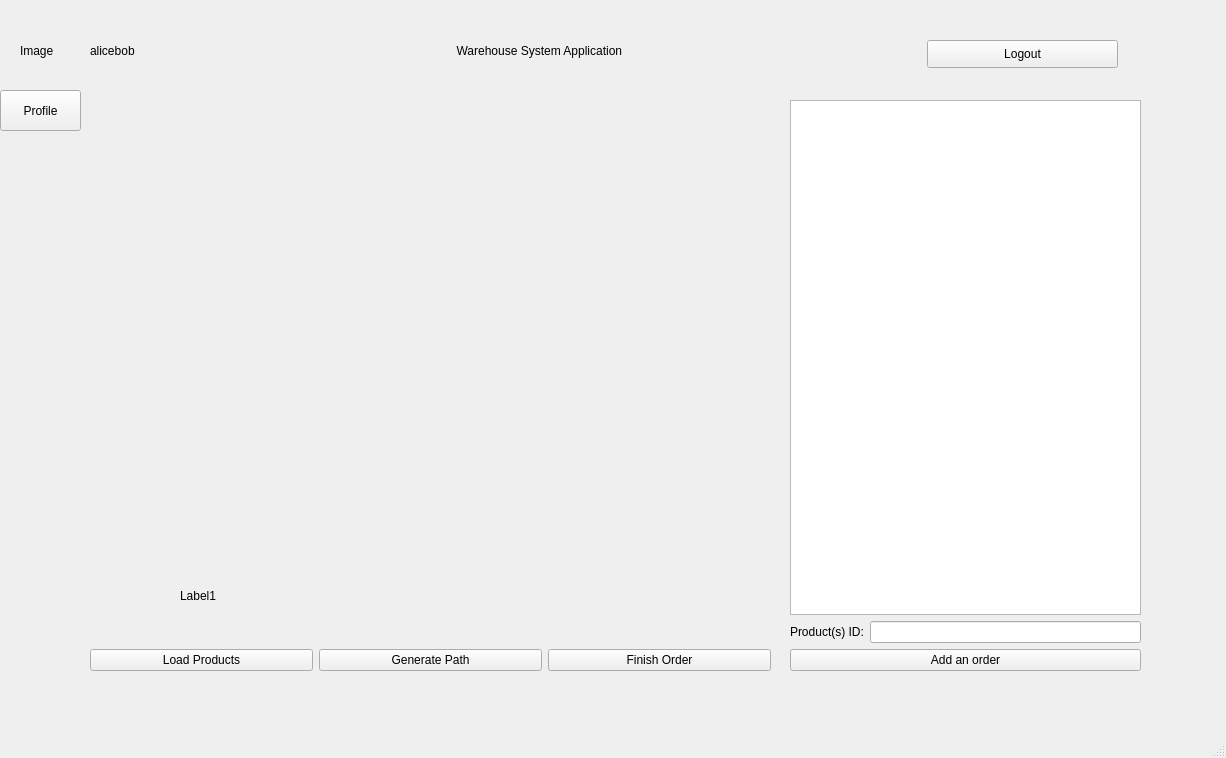
Above: qt_designer/main.ui from QUAFFquaff/Warehouse-Navigation-Application before the change. Below: the same form after it.
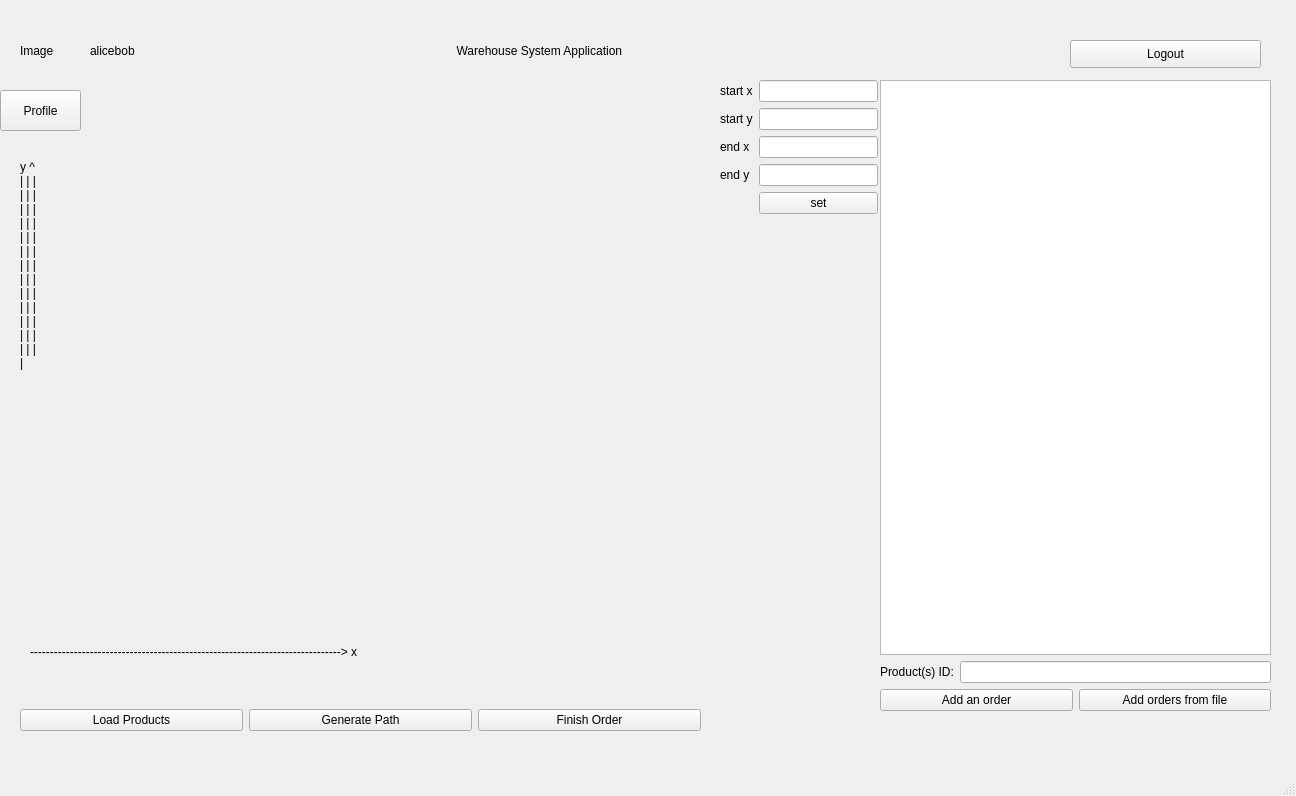
That is the form after the change.

```diff
--- a/qt_designer/main.ui
+++ b/qt_designer/main.ui
@@ -6,8 +6,8 @@
    <rect>
     <x>0</x>
     <y>0</y>
-    <width>1226</width>
-    <height>758</height>
+    <width>1296</width>
+    <height>796</height>
    </rect>
   </property>
   <property name="windowTitle">
@@ -30,8 +30,8 @@
    <widget class="QWidget" name="horizontalLayoutWidget">
     <property name="geometry">
      <rect>
-      <x>90</x>
-      <y>620</y>
+      <x>20</x>
+      <y>680</y>
       <width>681</width>
       <height>81</height>
      </rect>
@@ -76,10 +76,10 @@
    <widget class="QLabel" name="label_graph">
     <property name="geometry">
      <rect>
-      <x>150</x>
-      <y>110</y>
-      <width>611</width>
-      <height>451</height>
+      <x>30</x>
+      <y>210</y>
+      <width>641</width>
+      <height>441</height>
      </rect>
     </property>
     <property name="text">
@@ -89,10 +89,10 @@
    <widget class="QWidget" name="verticalLayoutWidget">
     <property name="geometry">
      <rect>
-      <x>790</x>
-      <y>100</y>
-      <width>351</width>
-      <height>571</height>
+      <x>880</x>
+      <y>80</y>
+      <width>391</width>
+      <height>631</height>
      </rect>
     </property>
     <layout class="QVBoxLayout" name="verticalLayout">
@@ -122,6 +122,13 @@
          </property>
         </widget>
        </item>
+       <item>
+        <widget class="QPushButton" name="pushButton_add_orders_from_file">
+         <property name="text">
+          <string>Add orders from file</string>
+         </property>
+        </widget>
+       </item>
       </layout>
      </item>
     </layout>
@@ -129,7 +136,7 @@
    <widget class="QPushButton" name="pushButton_logout">
     <property name="geometry">
      <rect>
-      <x>927</x>
+      <x>1070</x>
       <y>40</y>
       <width>191</width>
       <height>28</height>
@@ -165,17 +172,95 @@
      <string>Profile</string>
     </property>
    </widget>
-   <widget class="QLabel" name="label_path">
+   <widget class="QWidget" name="formLayoutWidget_2">
     <property name="geometry">
      <rect>
-      <x>180</x>
-      <y>580</y>
-      <width>511</width>
-      <height>31</height>
+      <x>720</x>
+      <y>80</y>
+      <width>158</width>
+      <height>154</height>
      </rect>
     </property>
+    <layout class="QFormLayout" name="formLayout_2">
+     <item row="0" column="0">
+      <widget class="QLabel" name="label_start_x">
+       <property name="text">
+        <string>start x</string>
+       </property>
+      </widget>
+     </item>
+     <item row="0" column="1">
+      <widget class="QLineEdit" name="lineEdit_start_x"/>
+     </item>
+     <item row="1" column="0">
+      <widget class="QLabel" name="label_start_y">
+       <property name="text">
+        <string>start y</string>
+       </property>
+      </widget>
+     </item>
+     <item row="1" column="1">
+      <widget class="QLineEdit" name="lineEdit_start_y"/>
+     </item>
+     <item row="2" column="0">
+      <widget class="QLabel" name="label_end_x">
+       <property name="text">
+        <string>end x</string>
+       </property>
+      </widget>
+     </item>
+     <item row="3" column="0">
+      <widget class="QLabel" name="label_end_y">
+       <property name="text">
+        <string>end y</string>
+       </property>
+      </widget>
+     </item>
+     <item row="2" column="1">
+      <widget class="QLineEdit" name="lineEdit_end_x"/>
+     </item>
+     <item row="3" column="1">
+      <widget class="QLineEdit" name="lineEdit_end_y"/>
+     </item>
+     <item row="4" column="1">
+      <widget class="QPushButton" name="pushButton_set_start_and_end_point">
+       <property name="text">
+        <string>set</string>
+       </property>
+      </widget>
+     </item>
+    </layout>
+   </widget>
+   <widget class="QLabel" name="label_end_y_2">
+    <property name="geometry">
+     <rect>
+      <x>30</x>
+      <y>640</y>
+      <width>661</width>
+      <height>24</height>
+     </rect>
+    </property>
     <property name="text">
-     <string>Label1</string>
+     <string>------------------------------------------------------------------------------&gt; x</string>
+    </property>
+   </widget>
+   <widget class="QLabel" name="label">
+    <property name="geometry">
+     <rect>
+      <x>20</x>
+      <y>160</y>
+      <width>21</width>
+      <height>491</height>
+     </rect>
+    </property>
+    <property name="text">
+     <string>y ^ | | | | | | | | | | | | | | | | | | | | | | | | | | | | | | | | | | | | | | | |</string>
+    </property>
+    <property name="alignment">
+     <set>Qt::AlignLeading|Qt::AlignLeft|Qt::AlignTop</set>
+    </property>
+    <property name="wordWrap">
+     <bool>true</bool>
     </property>
    </widget>
   </widget>
```
